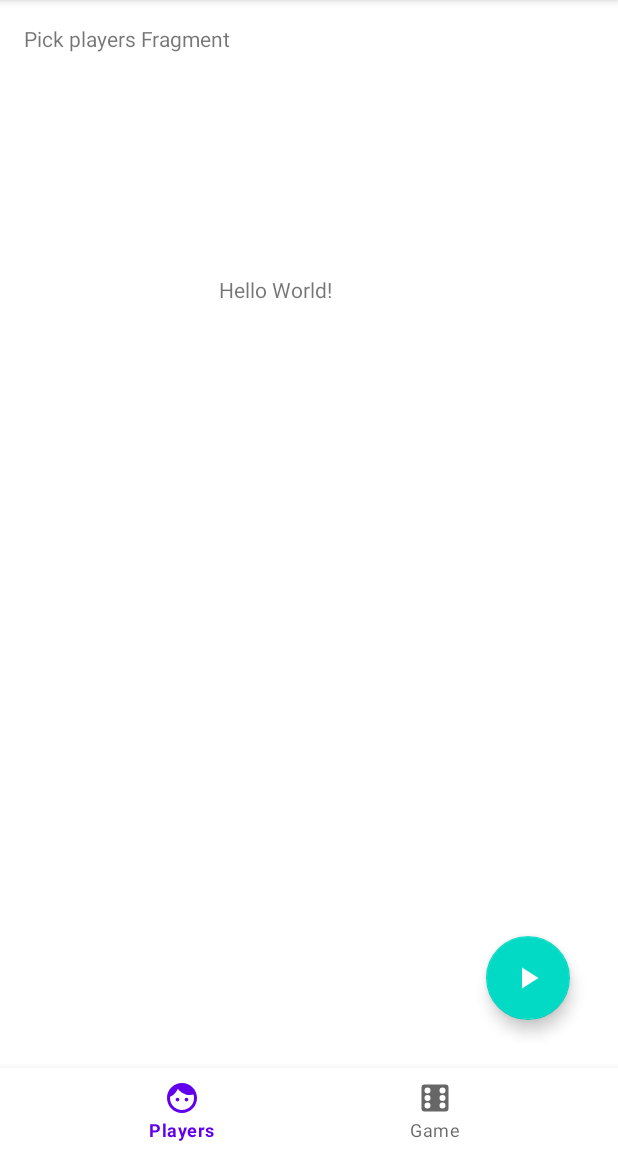
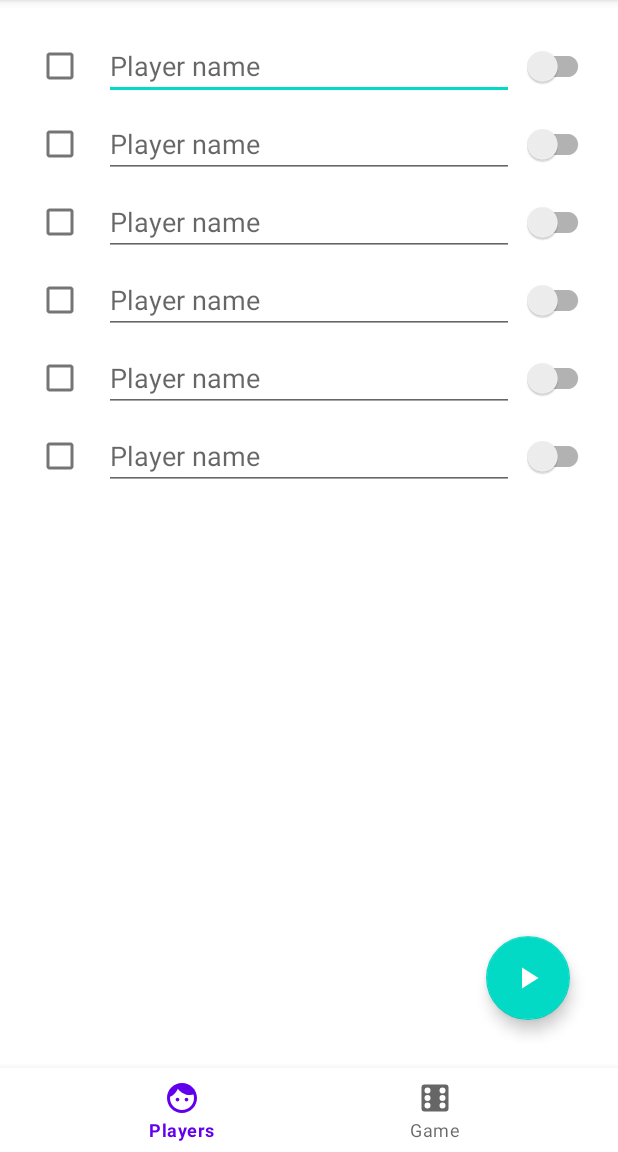
Before and after one commit to PopJoestar/Penny-Drop, an Android app: the screen it shows after launch (MainActivity), on a phone screen of 412 x 824 dp, the part 84-1236 px from its top. Run offline under Robolectric (Android 15) with nearby library versions, the phone set to English and light mode, and no system bars; our stand-ins replace navigation-ui.

Commit message:
Add Player list

```diff
--- a/app/src/main/res/layout/activity_main.xml
+++ b/app/src/main/res/layout/activity_main.xml
@@ -6,17 +6,6 @@
     android:layout_width="match_parent"
     android:layout_height="match_parent"
     tools:context=".MainActivity">
-
-    <TextView
-        android:layout_width="wrap_content"
-        android:layout_height="wrap_content"
-        android:text="Hello World!"
-        app:layout_constraintBottom_toBottomOf="parent"
-        app:layout_constraintHorizontal_bias="0.434"
-        app:layout_constraintLeft_toLeftOf="parent"
-        app:layout_constraintRight_toRightOf="parent"
-        app:layout_constraintTop_toTopOf="parent"
-        app:layout_constraintVertical_bias="0.245" />
 
     <androidx.fragment.app.FragmentContainerView
         android:id="@+id/containerFragment"
--- a/app/src/main/res/layout/fragment_pick_players.xml
+++ b/app/src/main/res/layout/fragment_pick_players.xml
@@ -9,12 +9,24 @@
     android:layout_margin="16dp"
     tools:context=".fragments.PickPlayersFragment">
 
-    <!-- TODO: Update blank fragment layout -->
-    <TextView
-        android:id="@+id/textView"
+    <LinearLayout
         android:layout_width="match_parent"
-        android:layout_height="match_parent"
-        android:text="@string/hello_blank_fragment" />
+        android:layout_height="wrap_content"
+        android:orientation="vertical"
+        app:layout_constraintEnd_toEndOf="parent"
+        app:layout_constraintStart_toStartOf="parent"
+        app:layout_constraintTop_toTopOf="parent"
+        >
+        <include android:id="@+id/mainPlayer" layout="@layout/player_list_item" />
+        <include android:id="@+id/player2" layout="@layout/player_list_item" />
+        <include android:id="@+id/player3" layout="@layout/player_list_item" />
+        <include android:id="@+id/player4" layout="@layout/player_list_item" />
+        <include android:id="@+id/player5" layout="@layout/player_list_item" />
+        <include android:id="@+id/player6" layout="@layout/player_list_item" />
+
+
+    </LinearLayout>
+
 
     <com.google.android.material.floatingactionbutton.FloatingActionButton
         android:layout_width="wrap_content"
--- /dev/null
+++ b/app/src/main/res/layout/player_list_item.xml
@@ -0,0 +1,34 @@
+<?xml version="1.0" encoding="utf-8"?>
+<androidx.constraintlayout.widget.ConstraintLayout xmlns:android="http://schemas.android.com/apk/res/android"
+    xmlns:app="http://schemas.android.com/apk/res-auto"
+    android:layout_width="match_parent"
+    android:layout_height="match_parent">
+
+    <CheckBox
+        android:id="@+id/checkbox_player_active"
+        android:layout_width="wrap_content"
+        android:layout_height="wrap_content"
+        app:layout_constraintBottom_toBottomOf="@id/edit_text_player_name"
+        app:layout_constraintStart_toStartOf="parent"
+        app:layout_constraintTop_toTopOf="@id/edit_text_player_name" />
+
+    <EditText
+        android:id="@+id/edit_text_player_name"
+        android:layout_width="0dp"
+        android:layout_height="wrap_content"
+        android:layout_margin="5dp"
+        android:hint="@string/player_name"
+        android:inputType="textPersonName"
+        app:layout_constraintEnd_toStartOf="@id/switch_player_type"
+        app:layout_constraintStart_toEndOf="@id/checkbox_player_active"
+        app:layout_constraintTop_toTopOf="parent" />
+
+    <androidx.appcompat.widget.SwitchCompat
+        android:id="@+id/switch_player_type"
+        android:layout_width="wrap_content"
+        android:layout_height="wrap_content"
+        app:layout_constraintBottom_toBottomOf="@id/edit_text_player_name"
+        app:layout_constraintEnd_toEndOf="parent"
+        app:layout_constraintTop_toTopOf="@id/edit_text_player_name" />
+
+</androidx.constraintlayout.widget.ConstraintLayout>
--- a/app/src/main/res/values/strings.xml
+++ b/app/src/main/res/values/strings.xml
@@ -5,4 +5,5 @@
     <string name="players">Players</string>
     <string name="game">Game</string>
     <string name="play_button">Play button</string>
+    <string name="player_name">Player name</string>
 </resources>
```
